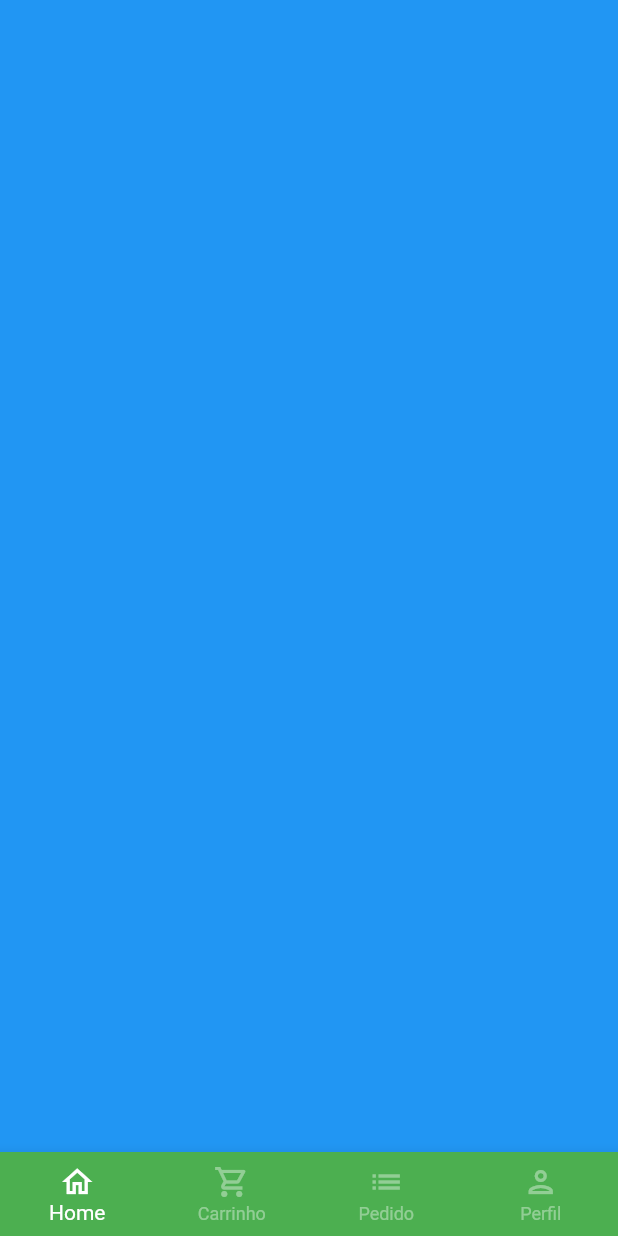
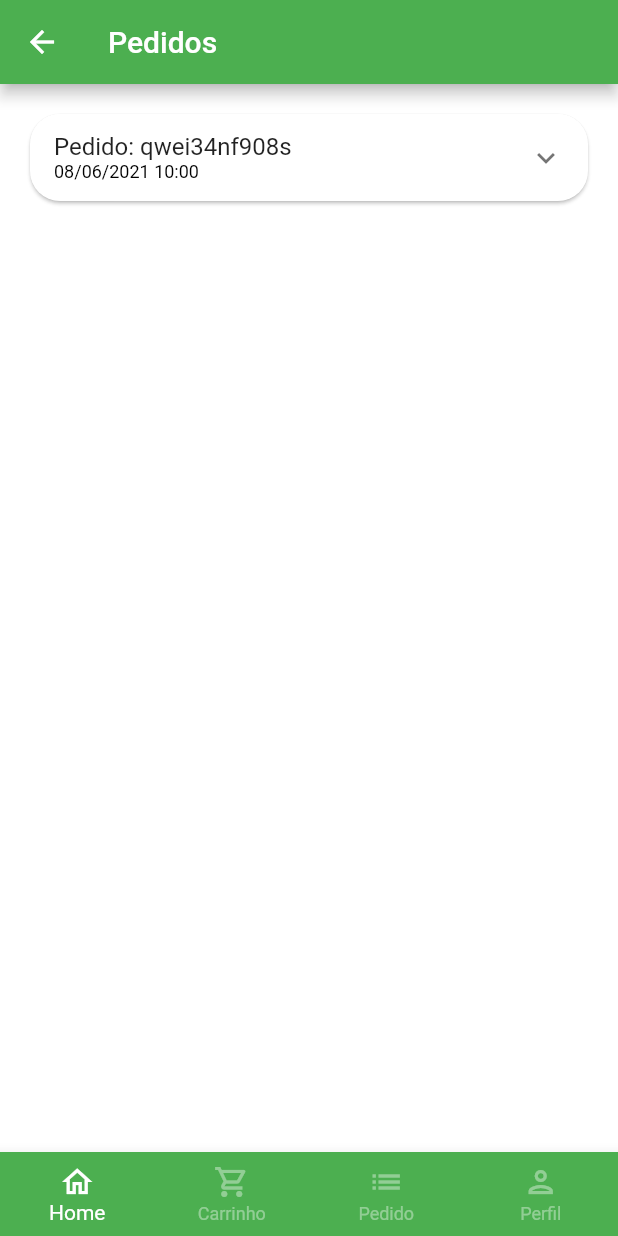
Before and after one commit to alexandrel5/greengrocer, a Flutter app: the BaseScreen screen opened directly, swiped to page 3, on a phone screen of 412 x 824 dp. Run offline on Flutter 3.47's test engine with Material 2 defaults, Android fonts, the phone set to English and light mode, and no system bars; our stand-ins replace animated_text_kit, badges, mask_text_input_formatter.

Commit message:
Parcial pedidos

```diff
--- a/lib/src/config/app_data.dart
+++ b/lib/src/config/app_data.dart
@@ -1,5 +1,6 @@
 import 'package:greengrocer/src/models/cart_item_model.dart';
 import 'package:greengrocer/src/models/item_model.dart';
+import 'package:greengrocer/src/models/order_model.dart';
 import 'package:greengrocer/src/models/user_model.dart';
 
 ItemModel apple = ItemModel(
@@ -95,3 +96,20 @@ UserModel user = UserModel(
   name: 'Alexandre Candido',
   password: '',
 );
+
+List<OrderModel> orders = [
+  OrderModel(
+    id: 'qwei34nf908s',
+    createdDateTime: DateTime.parse('2021-06-08 10:00:10.458'),
+    overdueDateTime: DateTime.parse('2021-06-08 11:00:10.458'),
+    items: [
+      CartItemModel(
+        item: apple,
+        quantity: 2,
+      ),
+    ],
+    status: 'pending_payment',
+    copyAndPaste: 'q1w2e3r4t5y6',
+    total: 11.0,
+  )
+];
--- /dev/null
+++ b/lib/src/models/order_model.dart
@@ -0,0 +1,21 @@
+import 'package:greengrocer/src/models/cart_item_model.dart';
+
+class OrderModel {
+  String id;
+  DateTime createdDateTime;
+  DateTime overdueDateTime;
+  List<CartItemModel> items;
+  String status;
+  String copyAndPaste;
+  double total;
+
+  OrderModel({
+    required this.id,
+    required this.createdDateTime,
+    required this.overdueDateTime,
+    required this.items,
+    required this.status,
+    required this.copyAndPaste,
+    required this.total,
+  });
+}
--- a/lib/src/pages/base/base_screen.dart
+++ b/lib/src/pages/base/base_screen.dart
@@ -1,6 +1,7 @@
 import 'package:flutter/material.dart';
 import 'package:greengrocer/src/pages/cart/cart_tab.dart';
 import 'package:greengrocer/src/pages/home/home_tab.dart';
+import 'package:greengrocer/src/pages/orders/orders_tab.dart';
 import 'package:greengrocer/src/pages/profile/profile_tab.dart';
 
 class BaseScreen extends StatefulWidget {
@@ -20,11 +21,11 @@ class _BaseScreenState extends State<BaseScreen> {
       body: PageView(
         physics: const NeverScrollableScrollPhysics(),
         controller: pageController,
-        children: [
-          const HomeTab(),
-          const CardTab(),
-          Container(color: Colors.blue),
-          const ProfileTab(),
+        children: const [
+          HomeTab(),
+          CardTab(),
+          ORdersTab(),
+          ProfileTab(),
         ],
       ),
       bottomNavigationBar: BottomNavigationBar(
--- /dev/null
+++ b/lib/src/pages/orders/components/order_tile.dart
@@ -0,0 +1,40 @@
+import 'package:flutter/material.dart';
+import 'package:greengrocer/src/models/order_model.dart';
+import 'package:greengrocer/src/services/util_services.dart';
+
+class OrderTile extends StatelessWidget {
+  final OrderModel order;
+
+  OrderTile({super.key, required this.order});
+
+  final UtilServices utilServices = UtilServices();
+
+  @override
+  Widget build(BuildContext context) {
+    return Card(
+      shape: RoundedRectangleBorder(
+        borderRadius: BorderRadius.circular(20),
+      ),
+      child: Theme(
+        data: Theme.of(context).copyWith(dividerColor: Colors.transparent),
+        child: ExpansionTile(
+          title: Column(
+            mainAxisSize: MainAxisSize.min,
+            crossAxisAlignment: CrossAxisAlignment.start,
+            children: [
+              Text('Pedido: ${order.id}'),
+              Text(
+                utilServices.formatDateTime(order.createdDateTime),
+                style: const TextStyle(
+                  fontSize: 12,
+                  color: Colors.black,
+                ),
+              ),
+            ],
+          ),
+          children: [],
+        ),
+      ),
+    );
+  }
+}
--- /dev/null
+++ b/lib/src/pages/orders/orders_tab.dart
@@ -0,0 +1,23 @@
+import 'package:flutter/material.dart';
+import 'package:greengrocer/src/config/app_data.dart' as appData;
+import 'package:greengrocer/src/pages/orders/components/order_tile.dart';
+
+class ORdersTab extends StatelessWidget {
+  const ORdersTab({super.key});
+
+  @override
+  Widget build(BuildContext context) {
+    return Scaffold(
+      appBar: AppBar(
+        title: const Text('Pedidos'),
+      ),
+      body: ListView.separated(
+        padding: const EdgeInsets.all(16),
+        physics: const BouncingScrollPhysics(),
+        separatorBuilder: (_, index) => const SizedBox(height: 10),
+        itemBuilder: (_, index) => OrderTile(order: appData.orders[index]),
+        itemCount: appData.orders.length,
+      ),
+    );
+  }
+}
--- a/lib/src/services/util_services.dart
+++ b/lib/src/services/util_services.dart
@@ -1,4 +1,5 @@
 import 'package:intl/intl.dart';
+import 'package:intl/date_symbol_data_local.dart';
 
 class UtilServices {
   String pricetoCurrency(double price) {
@@ -6,4 +7,11 @@ class UtilServices {
 
     return numberFormat.format(price);
   }
+
+  String formatDateTime(DateTime dateTime) {
+    initializeDateFormatting();
+
+    DateFormat dateFormat = DateFormat.yMd('pt_BR').add_Hm();
+    return dateFormat.format(dateTime);
+  }
 }
```
